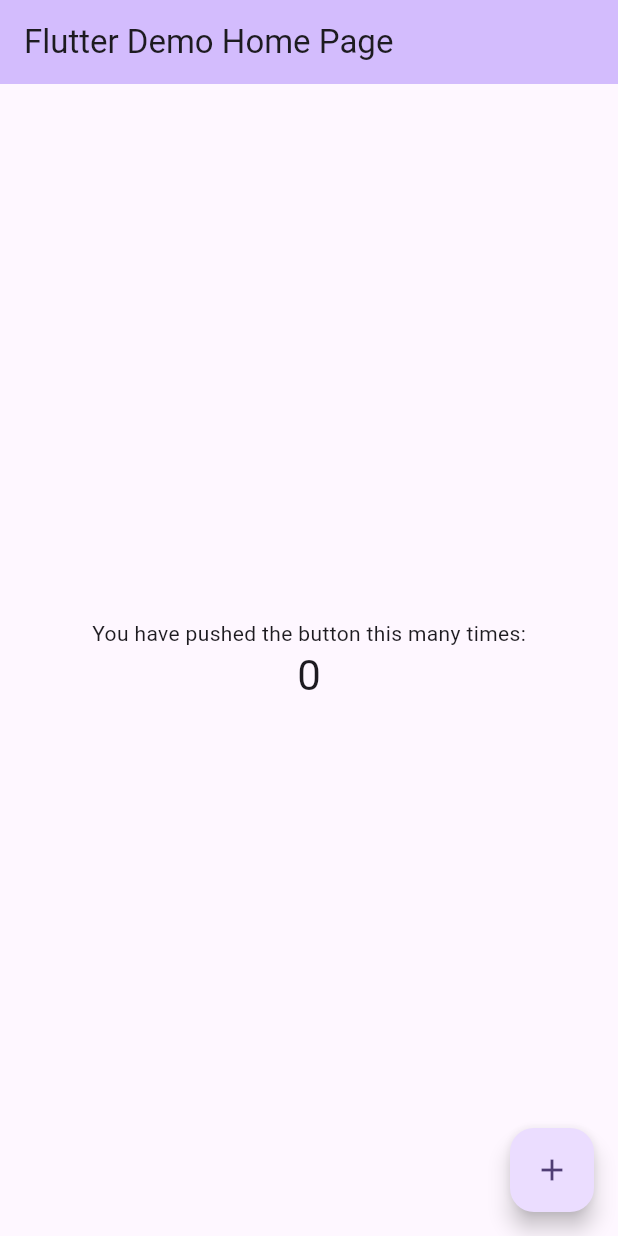
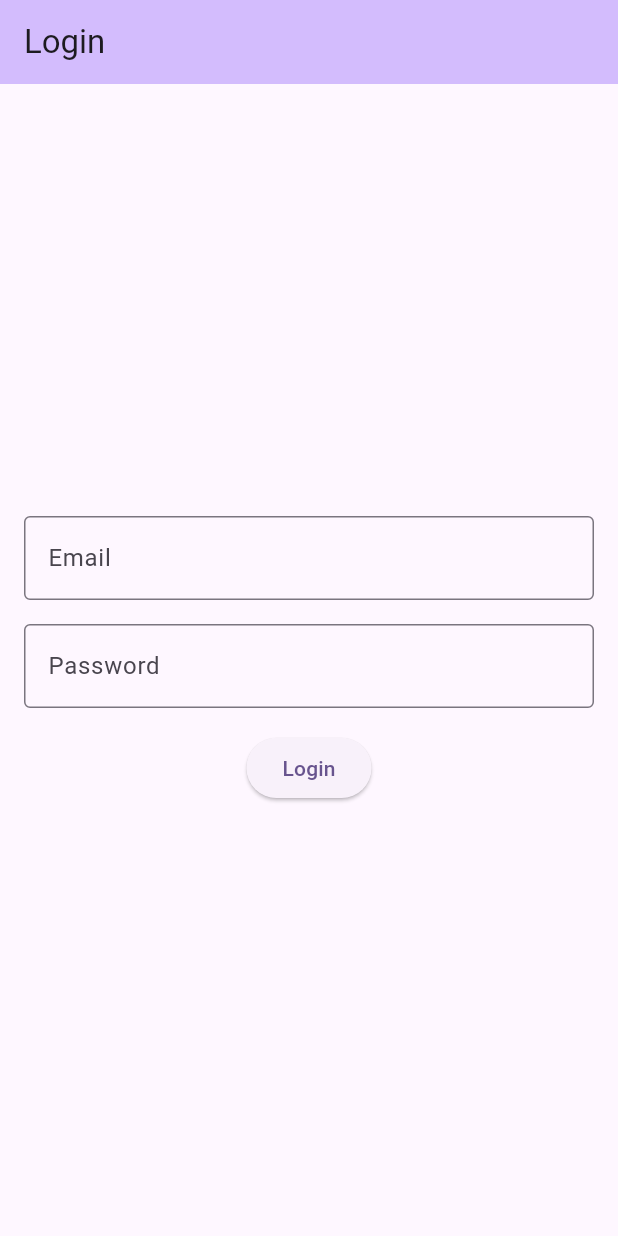
Before and after one commit to Ali1raz/MobileApp-development-, a Flutter app: the screen it shows after launch, on a phone screen of 412 x 824 dp. Run offline on Flutter 3.47's test engine with Material 3 defaults, Android fonts, the light colour scheme and no system bars.

Commit message:
simulate: fake login and dashboard

```diff
--- a/tasks_full_stack/admin_frontend/lib/main.dart
+++ b/tasks_full_stack/admin_frontend/lib/main.dart
@@ -1,4 +1,6 @@
 import 'package:flutter/material.dart';
+import 'screens/login_screen.dart';
+import 'screens/dashboard_screen.dart';
 
 void main() {
   runApp(const MyApp());
@@ -10,57 +12,15 @@ class MyApp extends StatelessWidget {
   @override
   Widget build(BuildContext context) {
     return MaterialApp(
-      title: 'Flutter Demo',
+      debugShowCheckedModeBanner: false,
       theme: ThemeData(
         colorScheme: ColorScheme.fromSeed(seedColor: Colors.deepPurple),
       ),
-      home: const MyHomePage(title: 'Flutter Demo Home Page'),
+      initialRoute: '/login',
+      routes: {
+        '/login': (context) => const LoginScreen(),
+        '/dashboard': (context) => const DashboardScreen(),
+      },
     );
   }
 }
-
-class MyHomePage extends StatefulWidget {
-  const MyHomePage({super.key, required this.title});
-
-  final String title;
-
-  @override
-  State<MyHomePage> createState() => _MyHomePageState();
-}
-
-class _MyHomePageState extends State<MyHomePage> {
-  int _counter = 0;
-
-  void _incrementCounter() {
-    setState(() {
-      _counter++;
-    });
-  }
-
-  @override
-  Widget build(BuildContext context) {
-    return Scaffold(
-      appBar: AppBar(
-        backgroundColor: Theme.of(context).colorScheme.inversePrimary,
-        title: Text(widget.title),
-      ),
-      body: Center(
-        child: Column(
-          mainAxisAlignment: MainAxisAlignment.center,
-          children: <Widget>[
-            const Text('You have pushed the button this many times:'),
-            Text(
-              '$_counter',
-              style: Theme.of(context).textTheme.headlineMedium,
-            ),
-          ],
-        ),
-      ),
-      floatingActionButton: FloatingActionButton(
-        onPressed: _incrementCounter,
-        tooltip: 'Increment',
-        child: const Icon(Icons.add),
-      ),
-    );
-  }
-}
--- /dev/null
+++ b/tasks_full_stack/admin_frontend/lib/models/user.dart
@@ -0,0 +1,6 @@
+class User {
+  final String email;
+  final String password;
+
+  User({required this.email, required this.password});
+}
--- /dev/null
+++ b/tasks_full_stack/admin_frontend/lib/screens/login_screen.dart
@@ -0,0 +1,133 @@
+import 'package:flutter/material.dart';
+import '../services/auth_service.dart';
+
+class LoginScreen extends StatefulWidget {
+  const LoginScreen({super.key});
+
+  @override
+  State<LoginScreen> createState() => _LoginScreenState();
+}
+
+class _LoginScreenState extends State<LoginScreen> {
+  final _formKey = GlobalKey<FormState>();
+  final _emailController = TextEditingController();
+  final _passwordController = TextEditingController();
+  final _authService = AuthService();
+
+  bool _isLoading = false;
+  String? _errorMessage;
+
+  void _handleLogin() async {
+    if (_formKey.currentState!.validate()) {
+      setState(() {
+        _isLoading = true;
+        _errorMessage = null;
+      });
+
+      try {
+        final success = await _authService.login(
+          _emailController.text,
+          _passwordController.text,
+        );
+        if (success) {
+          if (!mounted) return;
+          Navigator.of(context).pushReplacementNamed('/dashboard');
+        }
+      } catch (e) {
+        setState(() {
+          _errorMessage = e.toString();
+        });
+      } finally {
+        setState(() {
+          _isLoading = false;
+        });
+      }
+    }
+  }
+
+  String? _validateEmail(String? value) {
+    if (value == null || value.isEmpty) {
+      return 'Please enter your email';
+    }
+    if (!RegExp(r'^[\w-\.]+@([\w-]+\.)+[\w-]{2,4}$').hasMatch(value)) {
+      return 'Please enter a valid email';
+    }
+    return null;
+  }
+
+  String? _validatePassword(String? value) {
+    if (value == null || value.isEmpty) {
+      return 'Please enter your password';
+    }
+    if (value.length < 6) {
+      return 'Password must be at least 6 characters';
+    }
+    return null;
+  }
+
+  @override
+  Widget build(BuildContext context) {
+    return Scaffold(
+      appBar: AppBar(
+        title: const Text('Login'),
+        backgroundColor: Theme.of(context).colorScheme.inversePrimary,
+      ),
+      body: Padding(
+        padding: const EdgeInsets.all(16.0),
+        child: Form(
+          key: _formKey,
+          child: Column(
+            mainAxisAlignment: MainAxisAlignment.center,
+            children: [
+              TextFormField(
+                controller: _emailController,
+                decoration: const InputDecoration(
+                  labelText: 'Email',
+                  border: OutlineInputBorder(),
+                ),
+                keyboardType: TextInputType.emailAddress,
+                validator: _validateEmail,
+              ),
+              const SizedBox(height: 16),
+              TextFormField(
+                controller: _passwordController,
+                decoration: const InputDecoration(
+                  labelText: 'Password',
+                  border: OutlineInputBorder(),
+                ),
+                obscureText: true,
+                validator: _validatePassword,
+              ),
+              const SizedBox(height: 16),
+              if (_errorMessage != null)
+                Padding(
+                  padding: const EdgeInsets.only(bottom: 16),
+                  child: Text(
+                    _errorMessage!,
+                    style: const TextStyle(color: Colors.red),
+                  ),
+                ),
+              ElevatedButton(
+                onPressed: _isLoading ? null : _handleLogin,
+                child: _isLoading
+                    ? const SizedBox(
+                        width: 20,
+                        height: 20,
+                        child: CircularProgressIndicator(strokeWidth: 2),
+                      )
+                    : const Text('Login'),
+              ),
+            ],
+          ),
+        ),
+      ),
+    );
+  }
+
+  @override
+  void dispose() {
+    _emailController.dispose();
+    _passwordController.dispose();
+    super.dispose();
+  }
+}
--- /dev/null
+++ b/tasks_full_stack/admin_frontend/lib/services/auth_service.dart
@@ -0,0 +1,11 @@
+class AuthService {
+  Future<bool> login(String email, String password) async {
+    // Simulate API call
+    await Future.delayed(const Duration(seconds: 2));
+
+    if (email == 'admin@example.com' && password == '12345678') {
+      return true;
+    }
+    throw Exception('Invalid email or password');
+  }
+}
```
Also changed, not shown: tasks_full_stack/admin_frontend/lib/screens/dashboard_screen.dart (added, +18 -0 lines).
